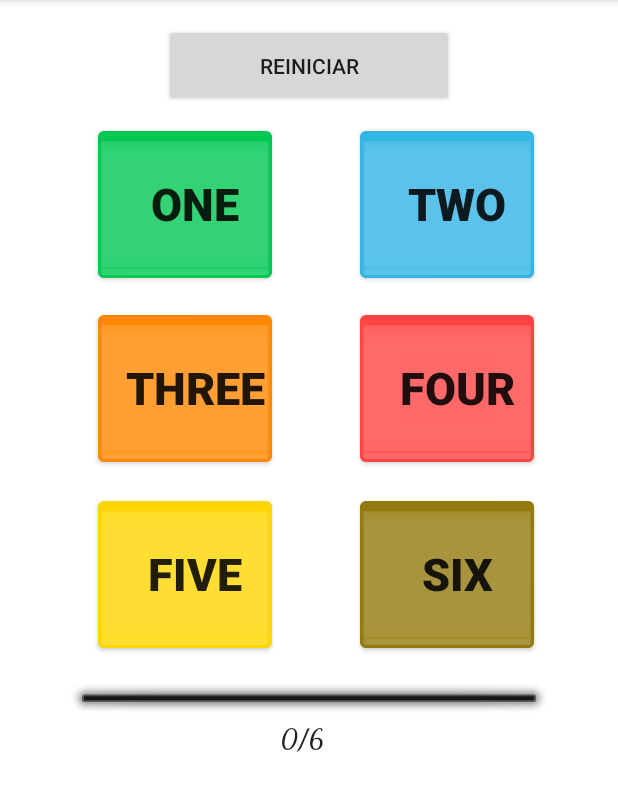
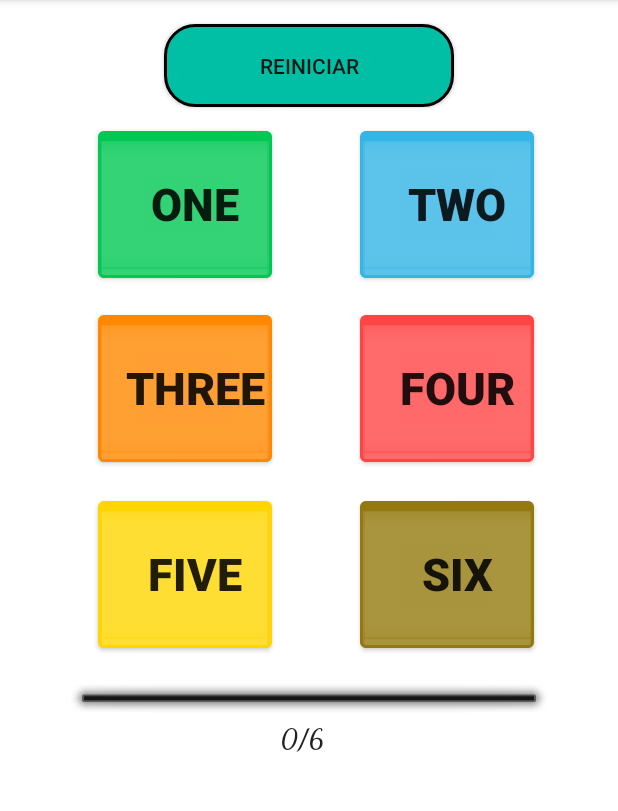
Before and after one commit to jeffersoncostadias/gollify, an Android app: the Extra1Activity screen opened directly, with no data from a screen before it, on a phone screen of 412 x 824 dp, the part 84-895 px from its top. Run offline under Robolectric (Android 15) with nearby library versions, the phone set to English and light mode, and no system bars.

Commit message:
Start commit!

```diff
--- a/app/src/main/java/com/example/gollify/Activities/Extra1Activity.java
+++ b/app/src/main/java/com/example/gollify/Activities/Extra1Activity.java
@@ -81,7 +81,6 @@ public class Extra1Activity extends AppCompatActivity {
             atualizarViewBar(numerosAcertos);
         }
     }
-
 
 
     public void apagarBotoes(){
--- a/app/src/main/res/layout/activity_extra1.xml
+++ b/app/src/main/res/layout/activity_extra1.xml
@@ -185,6 +185,7 @@
             android:layout_width="193dp"
             android:layout_height="55dp"
             android:layout_marginTop="16dp"
+            android:background="@drawable/round_button2"
             android:onClick="restart"
             android:text="@string/reinciar"
             app:layout_constraintLeft_toLeftOf="parent"
@@ -256,6 +257,7 @@
             android:layout_marginTop="25dp"
             android:layout_marginRight="56dp"
             android:layout_marginBottom="37dp"
+            android:background="@drawable/round_button"
             android:onClick="concluir"
             android:text="@string/concluir"
             android:textAlignment="center"
--- a/app/src/main/res/layout/activity_extra2.xml
+++ b/app/src/main/res/layout/activity_extra2.xml
@@ -185,6 +185,7 @@
             android:layout_width="193dp"
             android:layout_height="55dp"
             android:layout_marginTop="16dp"
+            android:background="@drawable/round_button2"
             android:onClick="restart"
             android:text="@string/reinciar"
             app:layout_constraintLeft_toLeftOf="parent"
@@ -256,6 +257,7 @@
             android:layout_marginTop="25dp"
             android:layout_marginRight="56dp"
             android:layout_marginBottom="37dp"
+            android:background="@drawable/round_button"
             android:onClick="concluir"
             android:text="@string/concluir"
             android:textAlignment="center"
--- a/app/src/main/res/layout/activity_extra3.xml
+++ b/app/src/main/res/layout/activity_extra3.xml
@@ -185,6 +185,7 @@
             android:layout_width="193dp"
             android:layout_height="55dp"
             android:layout_marginTop="16dp"
+            android:background="@drawable/round_button2"
             android:onClick="restart"
             android:text="@string/reinciar"
             app:layout_constraintLeft_toLeftOf="parent"
@@ -256,6 +257,7 @@
             android:layout_marginTop="25dp"
             android:layout_marginRight="56dp"
             android:layout_marginBottom="37dp"
+            android:background="@drawable/round_button"
             android:onClick="concluir"
             android:text="@string/concluir"
             android:textAlignment="center"
```
